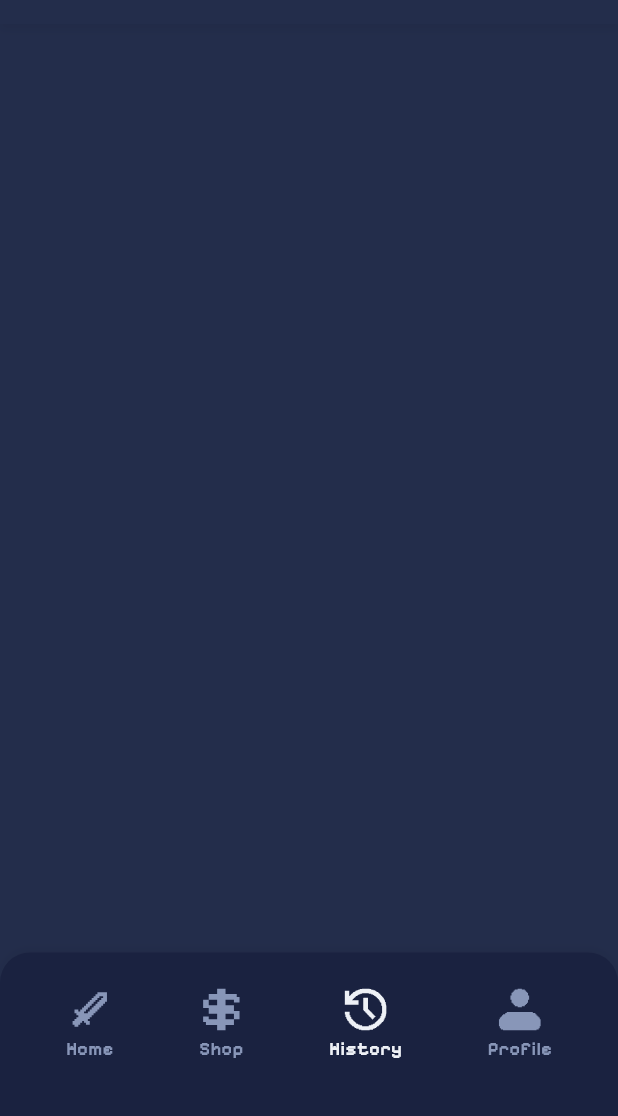
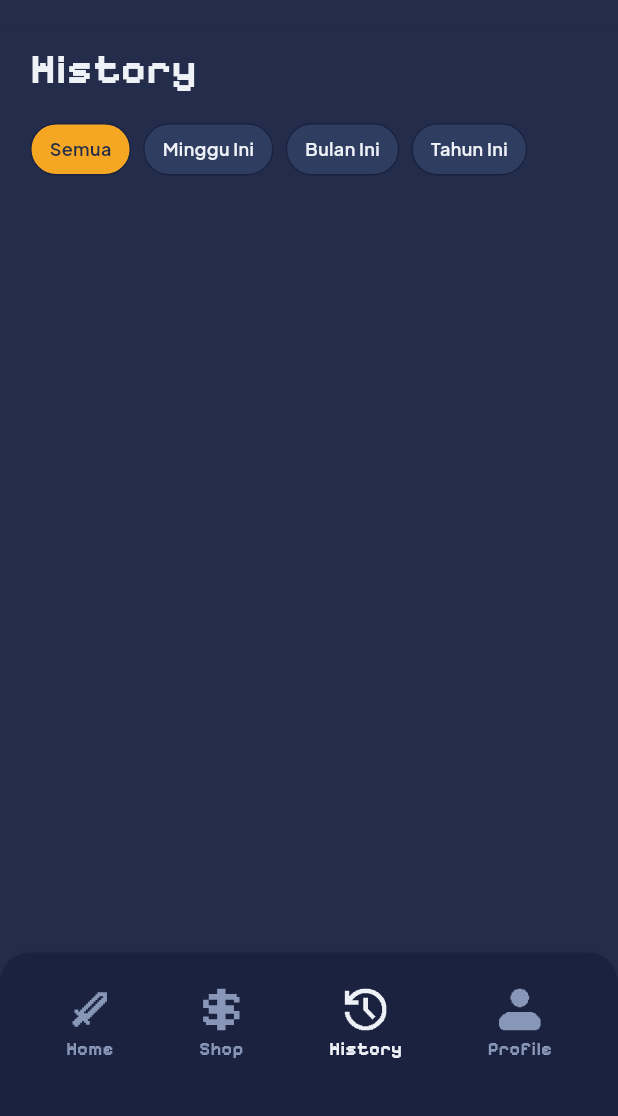
Before and after one commit to RafasyaSubhan/garrison, a Flutter app: the screen it shows after launch, item 3 of the bottom bar chosen, on a phone screen of 412 x 824 dp, the part 120-1236 px from its top. Run offline on Flutter 3.47's test engine with Material 3 defaults, Android fonts, the light colour scheme and no system bars; our stand-ins replace flutter_svg.

Commit message:
feat: addinghistory page's chips

```diff
--- a/lib/pages/history_page.dart
+++ b/lib/pages/history_page.dart
@@ -1,7 +1,10 @@
 import 'package:flutter/material.dart';
 
+import '../constants/app_colors.dart';
+import '../constants/app_text_styles.dart';
 import '../widgets/header.dart';
 import '../widgets/navbar.dart';
+import '../widgets/history_chips.dart';
 
 class HistoryPage extends StatelessWidget {
   const HistoryPage({super.key});
@@ -11,8 +14,37 @@ class HistoryPage extends StatelessWidget {
     return Scaffold(
       body: SafeArea(
         child: Column(
+          crossAxisAlignment: CrossAxisAlignment.start,
           children: [
             const AppHeader(),
+
+            Expanded(
+              child: SingleChildScrollView(
+                padding: const EdgeInsets.symmetric(vertical: 10),
+                child: Column(
+                  crossAxisAlignment: CrossAxisAlignment.start,
+                  children: [
+
+                    Padding(
+                      padding: const EdgeInsets.symmetric(horizontal: 20),
+                      child: Text(
+                        'History',
+                        style: AppTextStyles.c2.copyWith(
+                          color: AppColors.textPrimary,
+                        ),
+                      ),
+                    ),
+
+                    const SizedBox(height: 16),
+
+                    const HistoryChips(),
+
+                    const SizedBox(height: 24),
+
+                  ],
+                ),
+              ),
+            ),
           ],
         ),
       ),
--- /dev/null
+++ b/lib/widgets/history_chips.dart
@@ -0,0 +1,58 @@
+import 'package:flutter/material.dart';
+
+import '../constants/app_colors.dart';
+import '../constants/app_text_styles.dart';
+
+class HistoryChips extends StatefulWidget {
+  const HistoryChips({super.key});
+
+  @override
+  State<HistoryChips> createState() => _HistoryChipsState();
+}
+
+class _HistoryChipsState extends State<HistoryChips> {
+  final List<String> filters = ['Semua', 'Minggu Ini', 'Bulan Ini', 'Tahun Ini'];
+  String activeFilter = 'Semua';
+
+  @override
+  Widget build(BuildContext context) {
+    return SingleChildScrollView(
+      scrollDirection: Axis.horizontal,
+      padding: const EdgeInsets.symmetric(horizontal: 20),
+      child: Row(
+        children: filters.map((filter) {
+          final bool isActive = activeFilter == filter;
+
+          return Padding(
+            padding: const EdgeInsets.only(right: 8),
+            child: GestureDetector(
+              onTap: () {
+                setState(() {
+                  activeFilter = filter;
+                });
+              },
+              child: AnimatedContainer(
+                duration: const Duration(milliseconds: 200),
+                padding: const EdgeInsets.symmetric(horizontal: 12, vertical: 8),
+                decoration: BoxDecoration(
+                  color: isActive ? AppColors.goldDark : AppColors.backgroundSurface,
+                  borderRadius: BorderRadius.circular(100),
+                  border: Border.all(
+                    color: AppColors.backgroundElevated,
+                    width: 1,
+                  ),
+                ),
+                child: Text(
+                  filter,
+                  style: AppTextStyles.s6.copyWith(
+                    color: isActive ? AppColors.backgroundBase : AppColors.textPrimary,
+                  ),
+                ),
+              ),
+            ),
+          );
+        }).toList(),
+      ),
+    );
+  }
+}
```
